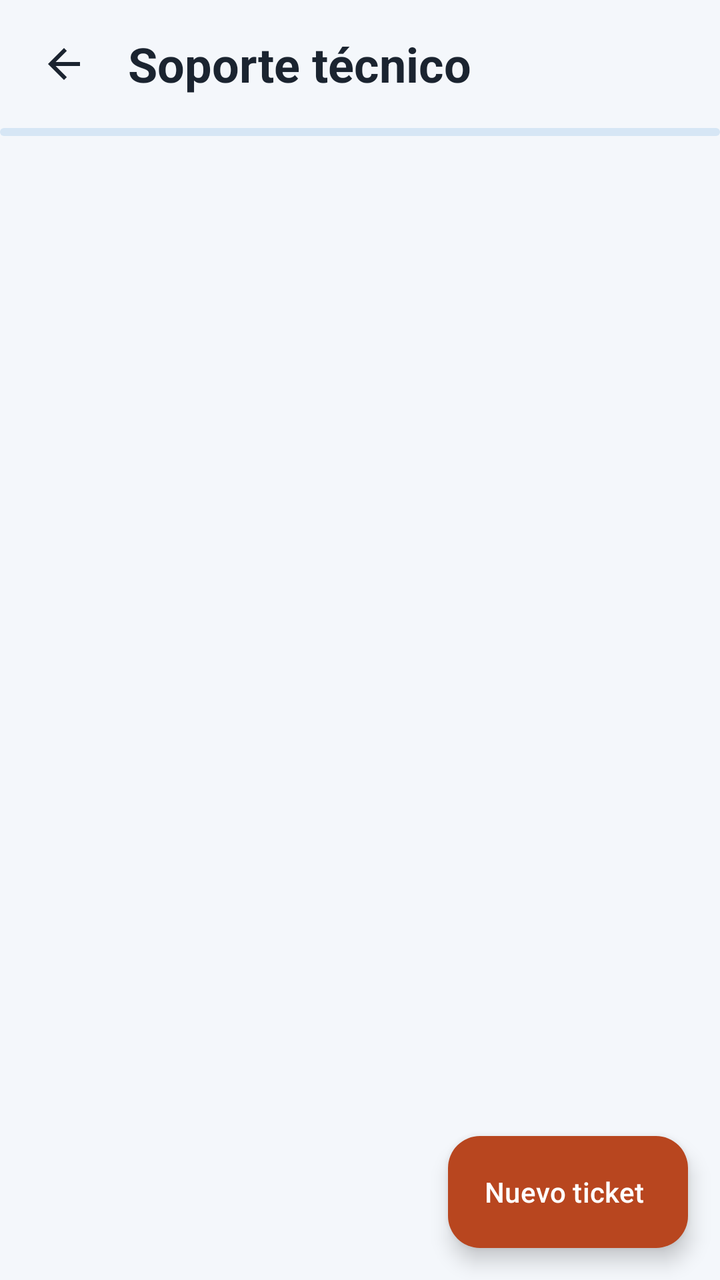
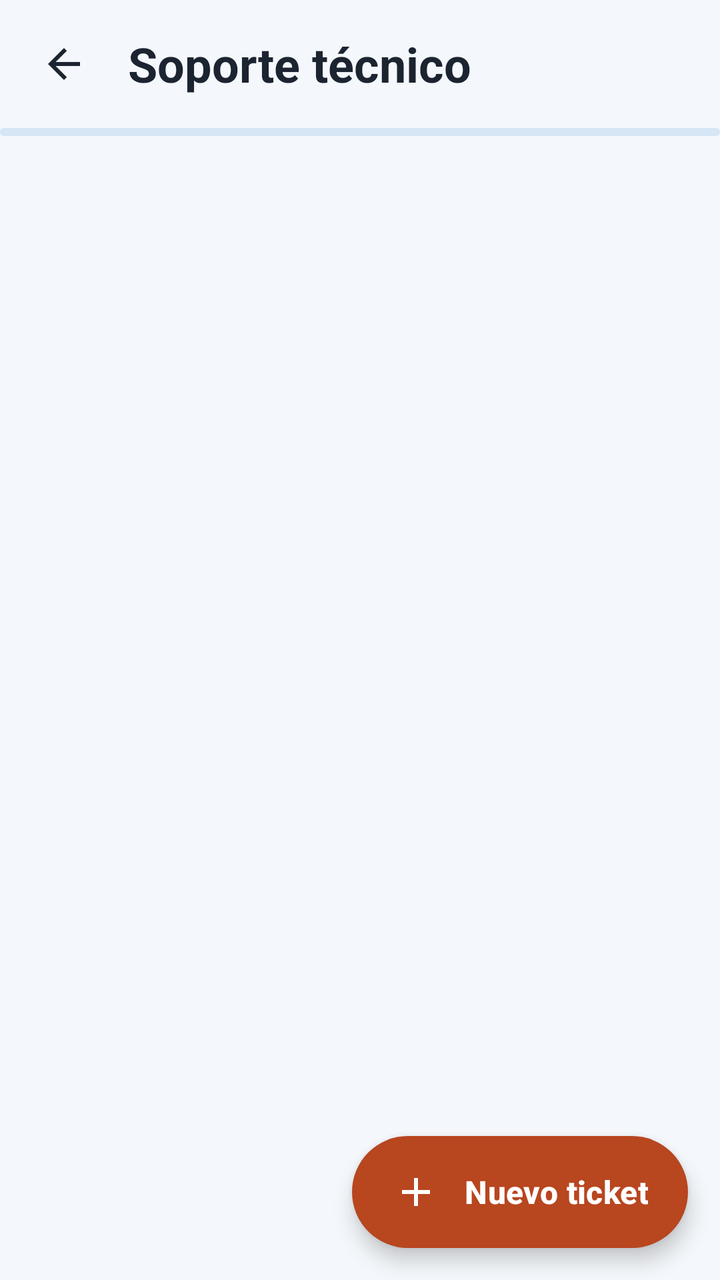

An Android layout rendered at two revisions. The XML below is the earlier revision; the diff shows what the commit changed to produce the second picture.
<!-- AndroidManifest.xml: application theme Theme.Jokoa -->
<!-- res/layout/activity_soporte.xml -->
<?xml version="1.0" encoding="utf-8"?>
<FrameLayout xmlns:android="http://schemas.android.com/apk/res/android"
    xmlns:app="http://schemas.android.com/apk/res-auto"
    android:id="@+id/raiz"
    android:layout_width="match_parent"
    android:layout_height="match_parent">

    <LinearLayout
        android:layout_width="match_parent"
        android:layout_height="match_parent"
        android:orientation="vertical">

        <LinearLayout
            android:layout_width="match_parent"
            android:layout_height="wrap_content"
            android:gravity="center_vertical"
            android:orientation="horizontal"
            android:padding="8dp">

            <ImageButton
                android:id="@+id/btnAtras"
                android:layout_width="48dp"
                android:layout_height="48dp"
                android:background="?attr/selectableItemBackgroundBorderless"
                android:contentDescription="Volver"
                android:src="@drawable/ic_atras" />

            <TextView
                android:layout_width="wrap_content"
                android:layout_height="wrap_content"
                android:layout_marginStart="8dp"
                android:text="Soporte técnico"
                android:textColor="@color/jokoa_texto"
                android:textSize="24sp"
                android:textStyle="bold" />
        </LinearLayout>

        <com.google.android.material.progressindicator.LinearProgressIndicator
            android:id="@+id/progreso"
            android:layout_width="match_parent"
            android:layout_height="wrap_content"
            android:indeterminate="true"
            app:indicatorColor="@color/jokoa_coral"
            app:trackColor="@color/jokoa_azul_claro"
            app:trackThickness="4dp" />

        <FrameLayout
            android:layout_width="match_parent"
            android:layout_height="0dp"
            android:layout_weight="1">

            <androidx.recyclerview.widget.RecyclerView
                android:id="@+id/lista"
                android:layout_width="match_parent"
                android:layout_height="match_parent"
                android:clipToPadding="false"
                android:paddingBottom="88dp"
                android:paddingHorizontal="8dp" />

            <TextView
                android:id="@+id/tvVacio"
                android:layout_width="wrap_content"
                android:layout_height="wrap_content"
                android:layout_gravity="center"
                android:text="No tienes tickets abiertos"
                android:textSize="16sp"
                android:visibility="gone" />
        </FrameLayout>
    </LinearLayout>

    <com.google.android.material.floatingactionbutton.ExtendedFloatingActionButton
        android:id="@+id/btnNuevo"
        android:layout_width="wrap_content"
        android:layout_height="wrap_content"
        android:layout_gravity="bottom|end"
        android:layout_margin="16dp"
        android:text="Nuevo ticket"
        android:textColor="@android:color/white"
        app:backgroundTint="@color/jokoa_coral_oscuro" />
</FrameLayout>
<!-- resources referenced by this layout -->
<resources>
  <style name="Base.Theme.Jokoa" parent="Theme.Material3.Light.NoActionBar">
          <item name="colorPrimary">@color/jokoa_azul</item>
          <item name="colorOnPrimary">@android:color/white</item>
          <item name="colorSecondary">@color/jokoa_coral_oscuro</item>
          <item name="colorOnSecondary">@android:color/white</item>
          <item name="colorSecondaryContainer">@color/jokoa_azul_claro</item>
          <item name="colorOnSecondaryContainer">@color/jokoa_azul</item>
          <item name="android:windowBackground">@color/jokoa_fondo</item>
          <item name="android:textColorPrimary">@color/jokoa_texto</item>
      </style>
  <!-- unchanged entries left out for length: 8 -->
</resources>

<!-- the commit's change to res/layout/activity_soporte.xml (unified diff, before → after) -->
@@ -1,9 +1,9 @@
 <?xml version="1.0" encoding="utf-8"?>
-<FrameLayout xmlns:android="http://schemas.android.com/apk/res/android"
-    xmlns:app="http://schemas.android.com/apk/res-auto"
+<FrameLayout xmlns:android="http://schemas.android.com/apk/res/android" xmlns:app="http://schemas.android.com/apk/res-auto" xmlns:tools="http://schemas.android.com/tools"
     android:id="@+id/raiz"
     android:layout_width="match_parent"
-    android:layout_height="match_parent">
+    android:layout_height="match_parent"
+    android:background="@color/jokoa_fondo">
 
     <LinearLayout
         android:layout_width="match_parent"
@@ -15,7 +15,8 @@
             android:layout_height="wrap_content"
             android:gravity="center_vertical"
             android:orientation="horizontal"
-            android:padding="8dp">
+            android:paddingHorizontal="8dp"
+            android:paddingVertical="8dp">
 
             <ImageButton
                 android:id="@+id/btnAtras"
@@ -26,13 +27,11 @@
                 android:src="@drawable/ic_atras" />
 
             <TextView
+                style="@style/Texto.Titulo"
                 android:layout_width="wrap_content"
                 android:layout_height="wrap_content"
                 android:layout_marginStart="8dp"
-                android:text="Soporte técnico"
-                android:textColor="@color/jokoa_texto"
-                android:textSize="24sp"
-                android:textStyle="bold" />
+                android:text="Soporte técnico" />
         </LinearLayout>
 
         <com.google.android.material.progressindicator.LinearProgressIndicator
@@ -40,6 +39,7 @@
             android:layout_width="match_parent"
             android:layout_height="wrap_content"
             android:indeterminate="true"
+            app:hideAnimationBehavior="none"
             app:indicatorColor="@color/jokoa_coral"
             app:trackColor="@color/jokoa_azul_claro"
             app:trackThickness="4dp" />
@@ -54,27 +54,51 @@
                 android:layout_width="match_parent"
                 android:layout_height="match_parent"
                 android:clipToPadding="false"
-                android:paddingBottom="88dp"
-                android:paddingHorizontal="8dp" />
+                android:layoutAnimation="@anim/layout_lista"
+                android:paddingHorizontal="16dp"
+                android:paddingTop="12dp"
+                android:paddingBottom="96dp" />
 
-            <TextView
+            <LinearLayout
                 android:id="@+id/tvVacio"
                 android:layout_width="wrap_content"
                 android:layout_height="wrap_content"
                 android:layout_gravity="center"
-                android:text="No tienes tickets abiertos"
-                android:textSize="16sp"
-                android:visibility="gone" />
+                android:gravity="center_horizontal"
+                android:orientation="vertical"
+                android:visibility="gone">
+
+                <FrameLayout
+                    android:layout_width="80dp"
+                    android:layout_height="80dp"
+                    android:background="@drawable/bg_circulo_tenue">
+
+                    <ImageView
+                        android:layout_width="40dp"
+                        android:layout_height="40dp"
+                        android:layout_gravity="center"
+                        android:importantForAccessibility="no"
+                        android:src="@drawable/ic_headset_azul" />
+                </FrameLayout>
+
+                <TextView
+                    android:layout_width="wrap_content"
+                    android:layout_height="wrap_content"
+                    android:layout_marginTop="16dp"
+                    android:text="No tienes tickets abiertos"
+                    android:textColor="@color/jokoa_texto_2"
+                    android:textSize="16sp" />
+            </LinearLayout>
         </FrameLayout>
     </LinearLayout>
 
     <com.google.android.material.floatingactionbutton.ExtendedFloatingActionButton
         android:id="@+id/btnNuevo"
+        style="@style/Widget.Jokoa.Fab"
         android:layout_width="wrap_content"
         android:layout_height="wrap_content"
         android:layout_gravity="bottom|end"
         android:layout_margin="16dp"
         android:text="Nuevo ticket"
-        android:textColor="@android:color/white"
-        app:backgroundTint="@color/jokoa_coral_oscuro" />
+        app:icon="@drawable/ic_plus" />
 </FrameLayout>
<!-- resource entries referenced after the edit -->
@@ -1,14 +1,195 @@
 <!-- resources referenced by this layout -->
 <resources>
+  <color name="jokoa_texto_2">#5B6B82</color>
+  <!-- drawable bg_circulo_tenue (drawable) -->
+  <?xml version="1.0" encoding="utf-8"?>
+  <shape xmlns:android="http://schemas.android.com/apk/res/android" android:shape="oval">
+      <solid android:color="@color/jokoa_azul_tenue" />
+  </shape>
+  <!-- drawable ic_headset_azul (drawable) -->
+  <?xml version="1.0" encoding="utf-8"?>
+  <vector xmlns:android="http://schemas.android.com/apk/res/android"
+      android:width="24dp"
+      android:height="24dp"
+      android:viewportWidth="24"
+      android:viewportHeight="24">
+      <path
+          android:fillColor="@color/jokoa_azul"
+          android:pathData="M12,1c-4.97,0 -9,4.03 -9,9v7c0,1.66 1.34,3 3,3h3v-8H5v-2c0,-3.87 3.13,-7 7,-7s7,3.13 7,7v2h-4v8h3c1.66,0 3,-1.34 3,-3v-7c0,-4.97 -4.03,-9 -9,-9z" />
+  </vector>
+  <!-- drawable ic_plus (drawable) -->
+  <?xml version="1.0" encoding="utf-8"?>
+  <vector xmlns:android="http://schemas.android.com/apk/res/android"
+      android:width="24dp"
+      android:height="24dp"
+      android:viewportWidth="24"
+      android:viewportHeight="24">
+      <path
+          android:fillColor="@android:color/white"
+          android:pathData="M19,13h-6v6h-2v-6H5v-2h6V5h2v6h6v2z" />
+  </vector>
+  <style name="Texto.Titulo" parent="TextAppearance.Material3.HeadlineSmall">
+          <item name="android:textSize">24sp</item>
+          <item name="android:textStyle">bold</item>
+          <item name="android:textColor">@color/jokoa_texto</item>
+      </style>
+  <style name="Widget.Jokoa.Fab" parent="Widget.Material3.ExtendedFloatingActionButton.Primary">
+          <item name="backgroundTint">@color/jokoa_coral_oscuro</item>
+          <item name="android:textColor">@android:color/white</item>
+          <item name="iconTint">@android:color/white</item>
+          <item name="android:textSize">16sp</item>
+          <item name="android:textStyle">bold</item>
+          <item name="android:minHeight">56dp</item>
+          <item name="elevation">6dp</item>
+          <item name="shapeAppearanceOverlay">@style/FormaPildora</item>
+      </style>
+  <color name="jokoa_azul_tenue">#EAF2FA</color>
+  <style name="FormaPildora">
+          <item name="cornerFamily">rounded</item>
+          <item name="cornerSize">50%</item>
+      </style>
   <style name="Base.Theme.Jokoa" parent="Theme.Material3.Light.NoActionBar">
           <item name="colorPrimary">@color/jokoa_azul</item>
           <item name="colorOnPrimary">@android:color/white</item>
+          <item name="colorPrimaryContainer">@color/jokoa_azul_claro</item>
+          <item name="colorOnPrimaryContainer">@color/jokoa_azul_noche</item>
           <item name="colorSecondary">@color/jokoa_coral_oscuro</item>
           <item name="colorOnSecondary">@android:color/white</item>
           <item name="colorSecondaryContainer">@color/jokoa_azul_claro</item>
-          <item name="colorOnSecondaryContainer">@color/jokoa_azul</item>
+          <item name="colorOnSecondaryContainer">@color/jokoa_azul_noche</item>
+          <item name="colorTertiaryContainer">@color/jokoa_coral_tenue</item>
+          <item name="colorOnTertiaryContainer">@color/jokoa_coral_oscuro</item>
+          <item name="colorSurface">@color/jokoa_superficie</item>
+          <item name="colorOnSurface">@color/jokoa_texto</item>
+          <item name="colorOnSurfaceVariant">@color/jokoa_texto_2</item>
+          <item name="colorOutline">@color/jokoa_borde_campo</item>
+          <item name="colorOutlineVariant">@color/jokoa_borde</item>
+          <item name="colorError">@color/jokoa_coral_oscuro</item>
+          <item name="android:colorBackground">@color/jokoa_fondo</item>
           <item name="android:windowBackground">@color/jokoa_fondo</item>
           <item name="android:textColorPrimary">@color/jokoa_texto</item>
+          <item name="android:textColorSecondary">@color/jokoa_texto_2</item>
+          
+          <item name="elevationOverlayEnabled">false</item>
+  
+  
+          <item name="materialButtonStyle">@style/Widget.Jokoa.Button</item>
+          <item name="materialCardViewStyle">@style/Widget.Jokoa.Card</item>
+          <item name="textInputStyle">@style/Widget.Jokoa.TextInput</item>
+          <item name="bottomNavigationStyle">@style/Widget.Jokoa.BottomNav</item>
+          <item name="tabStyle">@style/Widget.Jokoa.Tabs</item>
+          <item name="materialAlertDialogTheme">@style/ThemeOverlay.Jokoa.Dialogo</item>
+      </style>
+  <color name="jokoa_azul_noche">#0F3F6E</color>
+  <color name="jokoa_coral_tenue">#FDEEE8</color>
+  <color name="jokoa_superficie">#FFFFFF</color>
+  <color name="jokoa_borde_campo">#6F7F96</color>
+  <color name="jokoa_borde">#D5DEEA</color>
+  <style name="Widget.Jokoa.Button" parent="Widget.Material3.Button">
+          <item name="android:minHeight">56dp</item>
+          <item name="android:textSize">16sp</item>
+          <item name="android:textStyle">bold</item>
+          <item name="android:textAllCaps">false</item>
+          <item name="android:letterSpacing">0</item>
+          <item name="android:textColor">@color/boton_texto</item>
+          <item name="android:stateListAnimator">@animator/boton_pulsar</item>
+          <item name="backgroundTint">@color/boton_azul_fondo</item>
+          <item name="cornerRadius">14dp</item>
+          <item name="iconTint">@color/boton_texto</item>
+          <item name="iconGravity">textStart</item>
+          <item name="iconPadding">8dp</item>
+      </style>
+  <style name="Widget.Jokoa.Card" parent="Widget.Material3.CardView.Outlined">
+          <item name="cardBackgroundColor">@color/jokoa_superficie</item>
+          <item name="cardCornerRadius">16dp</item>
+          <item name="cardElevation">2dp</item>
+          <item name="strokeColor">@color/jokoa_borde</item>
+          <item name="strokeWidth">1dp</item>
+      </style>
+  <style name="Widget.Jokoa.TextInput" parent="Widget.Material3.TextInputLayout.OutlinedBox">
+          <item name="boxCornerRadiusTopStart">12dp</item>
+          <item name="boxCornerRadiusTopEnd">12dp</item>
+          <item name="boxCornerRadiusBottomStart">12dp</item>
+          <item name="boxCornerRadiusBottomEnd">12dp</item>
+          <item name="boxStrokeColor">@color/campo_borde</item>
+          <item name="boxStrokeErrorColor">@color/jokoa_coral_oscuro</item>
+          <item name="boxStrokeWidth">1dp</item>
+          <item name="boxStrokeWidthFocused">2dp</item>
+          <item name="hintTextColor">@color/campo_borde</item>
+          <item name="android:textColorHint">@color/jokoa_texto_2</item>
+          <item name="errorTextColor">@color/jokoa_coral_oscuro</item>
+          <item name="errorIconTint">@color/jokoa_coral_oscuro</item>
+          <item name="endIconTint">@color/jokoa_texto_2</item>
+      </style>
+  <style name="Widget.Jokoa.BottomNav" parent="Widget.Material3.BottomNavigationView">
+          <item name="backgroundTint">@color/jokoa_superficie</item>
+          <item name="itemIconTint">@color/nav_item</item>
+          <item name="itemTextColor">@color/nav_item</item>
+          <item name="itemActiveIndicatorStyle">@style/Widget.Jokoa.BottomNav.Indicador</item>
+          <item name="itemTextAppearanceActive">@style/TextoNavActivo</item>
+          <item name="itemTextAppearanceInactive">@style/TextoNav</item>
+          <item name="labelVisibilityMode">labeled</item>
+          <item name="elevation">0dp</item>
+      </style>
+  <style name="Widget.Jokoa.Tabs" parent="Widget.Material3.TabLayout">
+          <item name="tabIndicatorColor">@color/jokoa_coral</item>
+          <item name="tabIndicatorHeight">3dp</item>
+          <item name="tabSelectedTextColor">@color/jokoa_azul</item>
+          <item name="tabTextColor">@color/jokoa_texto_2</item>
+          <item name="tabTextAppearance">@style/TextoPestana</item>
+          <item name="tabMinWidth">0dp</item>
+          <item name="android:minHeight">48dp</item>
+      </style>
+  <style name="ThemeOverlay.Jokoa.Dialogo" parent="ThemeOverlay.Material3.MaterialAlertDialog">
+          <item name="alertDialogStyle">@style/MaterialAlertDialog.Jokoa</item>
+          <item name="materialAlertDialogTitleTextStyle">@style/MaterialAlertDialog.Jokoa.Titulo</item>
+          <item name="buttonBarPositiveButtonStyle">@style/Widget.Jokoa.Button.CompactoAzul</item>
+          <item name="buttonBarNegativeButtonStyle">@style/Widget.Jokoa.Button.Texto</item>
+          <item name="buttonBarNeutralButtonStyle">@style/Widget.Jokoa.Button.Texto</item>
+          <item name="android:backgroundDimAmount">0.55</item>
+          <item name="android:windowAnimationStyle">@style/Animacion.Jokoa.Dialogo</item>
+      </style>
+  <style name="Widget.Jokoa.BottomNav.Indicador" parent="Widget.Material3.BottomNavigationView.ActiveIndicator">
+          <item name="android:color">@color/jokoa_azul_claro</item>
+      </style>
+  <style name="TextoNavActivo" parent="TextoNav">
+          <item name="android:textColor">@color/jokoa_azul_noche</item>
+      </style>
+  <style name="TextoNav" parent="TextAppearance.Material3.LabelMedium">
+          <item name="android:textSize">12sp</item>
+          <item name="android:textStyle">bold</item>
+      </style>
+  <style name="TextoPestana" parent="TextAppearance.Material3.TitleSmall">
+          <item name="android:textSize">16sp</item>
+          <item name="android:textStyle">bold</item>
+          <item name="textAllCaps">false</item>
+      </style>
+  <style name="MaterialAlertDialog.Jokoa" parent="MaterialAlertDialog.Material3">
+          <item name="shapeAppearance">@style/ShapeAppearance.Jokoa.Dialogo</item>
+          <item name="backgroundTint">@color/jokoa_superficie</item>
+      </style>
+  <style name="MaterialAlertDialog.Jokoa.Titulo" parent="MaterialAlertDialog.Material3.Title.Text">
+          <item name="android:textSize">20sp</item>
+          <item name="android:textStyle">normal</item>
+          <item name="android:textColor">@color/jokoa_texto</item>
+      </style>
+  <style name="Widget.Jokoa.Button.CompactoAzul">
+          <item name="android:minHeight">48dp</item>
+          <item name="android:textSize">15sp</item>
+      </style>
+  <style name="Widget.Jokoa.Button.Texto" parent="Widget.Material3.Button.TextButton">
+          <item name="android:minHeight">48dp</item>
+          <item name="android:textSize">16sp</item>
+          <item name="android:textStyle">bold</item>
+          <item name="android:textAllCaps">false</item>
+          <item name="android:textColor">@color/jokoa_azul</item>
+      </style>
+  <style name="Animacion.Jokoa.Dialogo" parent="@android:style/Animation.Dialog">
+          <item name="android:windowEnterAnimation">@anim/dialogo_entra</item>
+          <item name="android:windowExitAnimation">@anim/dialogo_sale</item>
+      </style>
+  <style name="ShapeAppearance.Jokoa.Dialogo" parent="ShapeAppearance.Material3.Corner.ExtraLarge">
+          <item name="cornerSize">16dp</item>
       </style>
   <!-- unchanged entries left out for length: 8 -->
 </resources>
